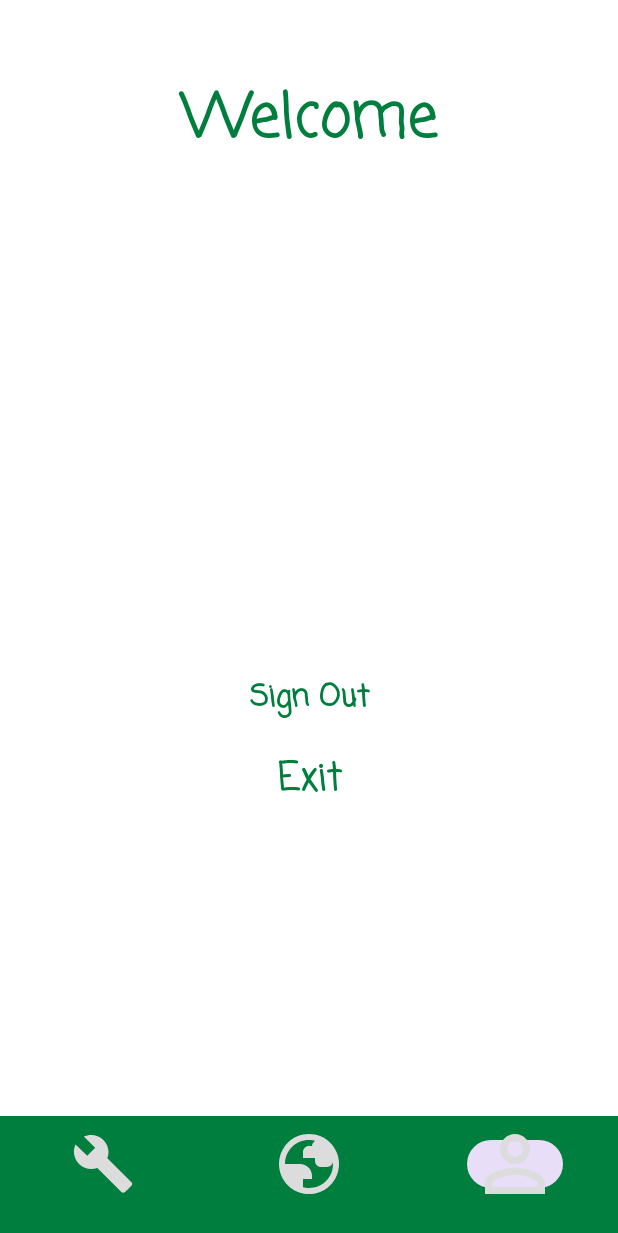
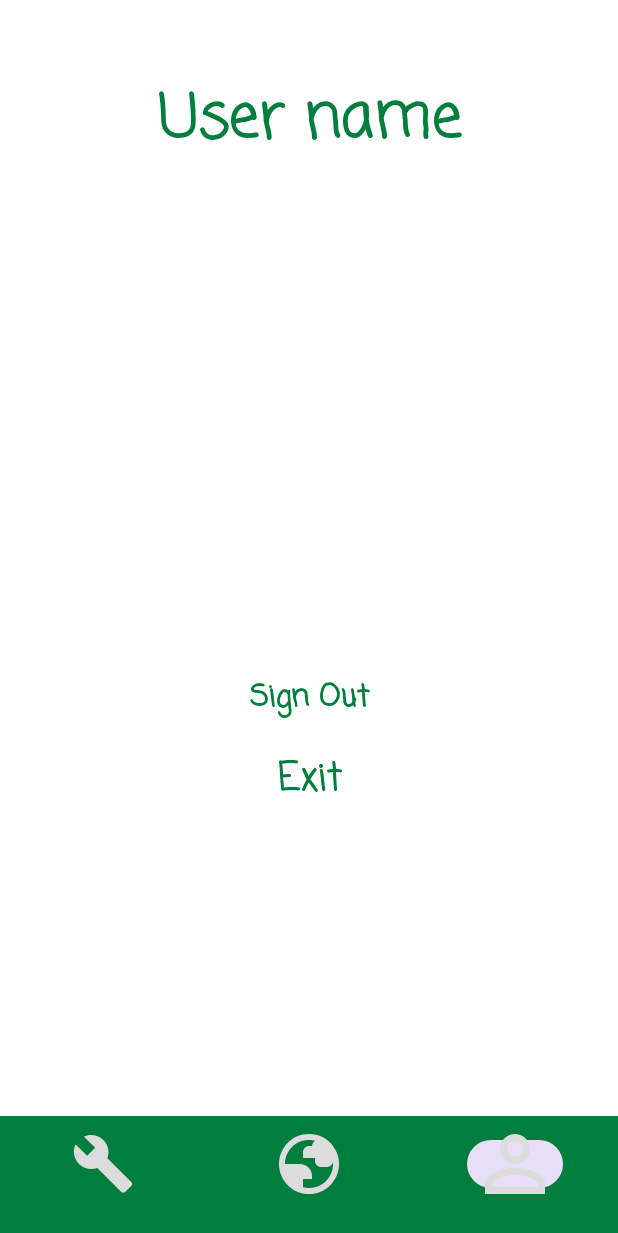
Before and after one commit to zDarKraDz/CarHelperApp, an Android app: the screen it shows after launch once a user with an empty profile is signed in (MainActivity), item 3 of the bottom bar chosen, on a phone screen of 412 x 824 dp. Shown: the top 1233 px of the screen. Run offline under Robolectric (Android 15) with nearby library versions, the phone set to English and light mode, and no system bars; our stand-ins replace Firebase (no records; nobody signed in at launch, a user with empty details on screens opened directly); libraries missing offline, so code that uses them is left out: com.yandex.mapkit; Roboto replaces fonts that are not available here; 11 statements that could not run were skipped.

Commit message:
Исправление ошибок

```diff
--- a/app/src/main/java/com/example/carhelperapp/ProfileFragment.kt
+++ b/app/src/main/java/com/example/carhelperapp/ProfileFragment.kt
@@ -4,19 +4,25 @@ import android.app.Activity
 import android.content.Intent
 import android.os.Build
 import android.os.Bundle
+import android.util.Log
 import androidx.fragment.app.Fragment
 import android.view.LayoutInflater
 import android.view.View
 import android.view.ViewGroup
+import androidx.core.view.isVisible
 import com.example.carhelperapp.databinding.FragmentProfileBinding
 import com.google.firebase.Firebase
 import com.google.firebase.auth.auth
+import com.google.firebase.firestore.ktx.firestore
 
 
 class ProfileFragment : Fragment() {
     private var _binding: FragmentProfileBinding? = null
     private val binding get() = _binding!!
     private val auth = Firebase.auth
+    private val db = com.google.firebase.ktx.Firebase.firestore
+    private var isAdmin: Boolean = false
+    private val userId = Firebase.auth.currentUser?.uid ?: ""
 
     override fun onCreateView(
         inflater: LayoutInflater,
@@ -38,8 +44,39 @@ class ProfileFragment : Fragment() {
             signOut()
             navigateToStartActivity()
         }
+
+        if (isAdmin) {
+            binding.mechanicView.visibility = View.VISIBLE
+        } else {
+            checkAdminStatus(userId = userId)
+        }
+
+
     }
 
+    private fun checkAdminStatus(userId: String) {
+        val adminRef = db.collection("adminAccount").document("accounts")
+        adminRef.get()
+            .addOnSuccessListener { document ->
+                if (!isAdded || _binding == null) return@addOnSuccessListener
+
+                // Получаем список id админов
+                val adminIds = document.get("id") as? List<String> ?: emptyList()
+
+                // Проверяем является ли текующий пользователь админом
+                if (adminIds.contains(userId)) {
+                    binding.mechanicView.visibility = View.VISIBLE
+                    Log.d("ProfileFragment", "User is admin")
+                    isAdmin = true
+                } else {
+                    binding.mechanicView.visibility = View.GONE
+                    Log.d("ProfileFragment", "User is NOT admin. Admin IDs: $adminIds, User ID: $userId")
+                }
+            }
+            .addOnFailureListener { exception ->
+                Log.d("ProfileFragment", "get failed with ", exception)
+            }
+    }
     private fun exitApp() {
         requireActivity().finishAffinity()
         if (Build.VERSION.SDK_INT >= Build.VERSION_CODES.LOLLIPOP) {
--- a/app/src/main/res/layout/fragment_profile.xml
+++ b/app/src/main/res/layout/fragment_profile.xml
@@ -7,15 +7,29 @@
     tools:context=".ProfileFragment">
 
     <TextView
+        android:id="@+id/userName"
         android:layout_width="match_parent"
         android:layout_height="85dp"
         android:layout_marginTop="50dp"
         android:fontFamily="casual"
-        android:text="Welcome"
+        android:text="User name"
         android:textAlignment="center"
         android:textSize="40sp"
         android:textStyle="bold"
         android:textColor="@color/green" />
+
+    <TextView
+        android:id="@+id/mechanicView"
+        android:layout_width="match_parent"
+        android:layout_height="wrap_content"
+        android:layout_marginTop="400dp"
+        android:fontFamily="casual"
+        android:text="Go to mechnic's view"
+        android:textAlignment="center"
+        android:textColor="@color/green"
+        android:textSize="20sp"
+        android:textStyle="bold"
+        android:visibility="visible" />
 
     <TextView
         android:id="@+id/sign_out"
```
